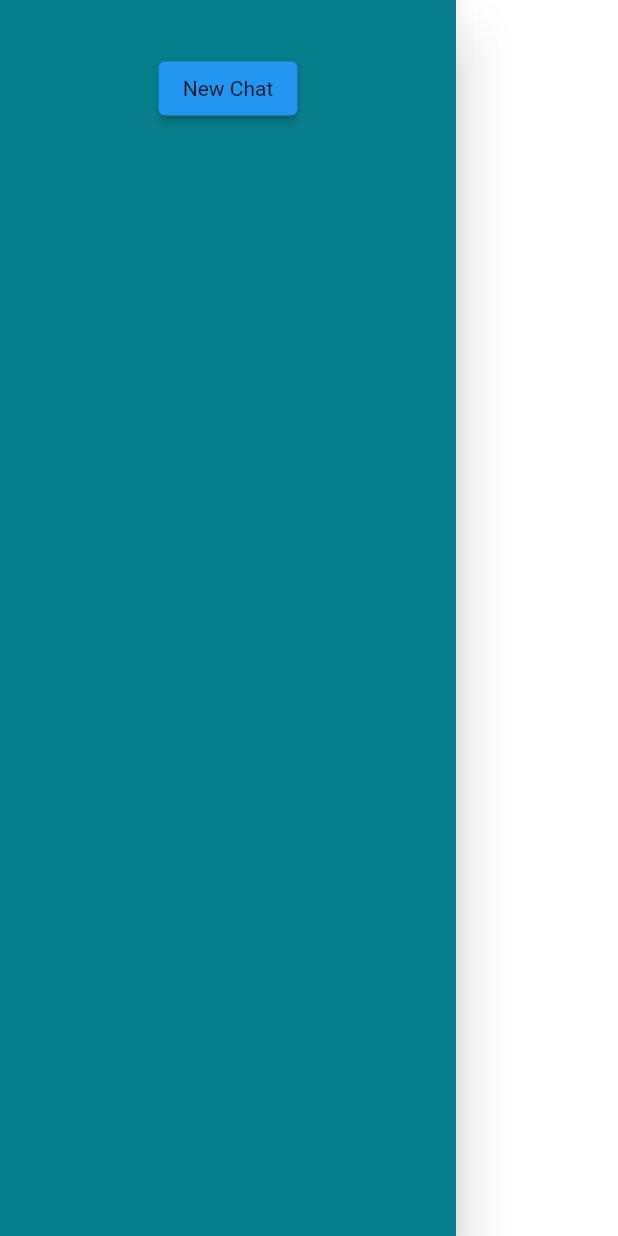
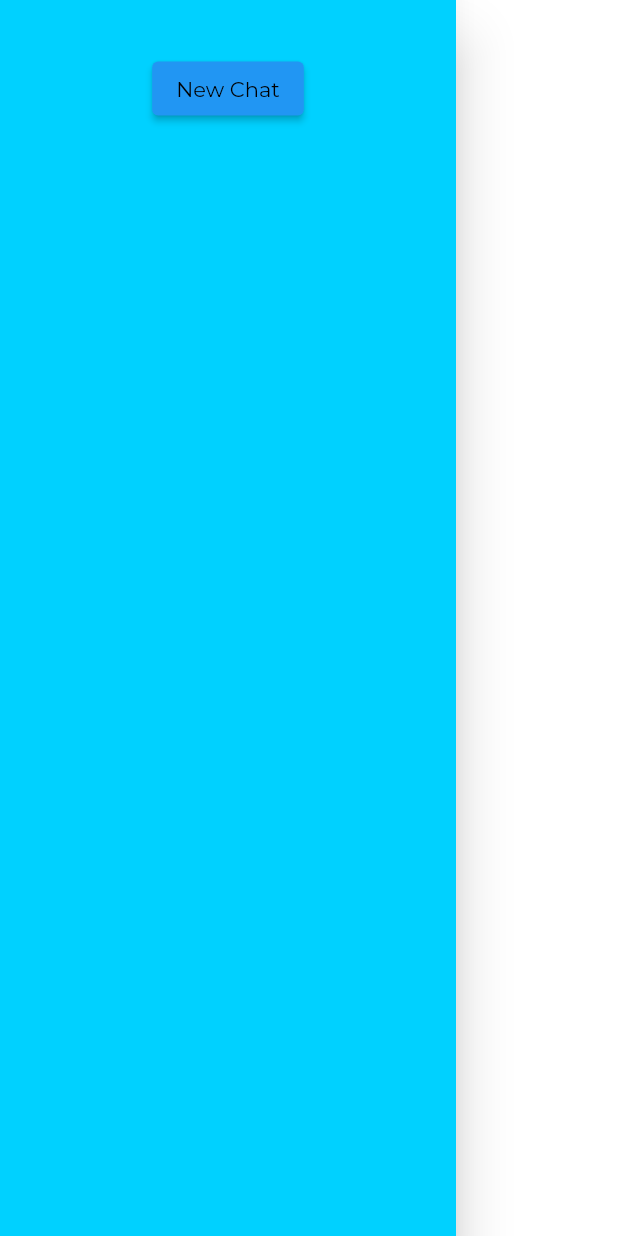
Before and after one commit to MeynSpain/flutter_ai_app, a Flutter app: the MyDrawerWithChats widget shown alone on an empty page, opened directly, on a phone screen of 412 x 824 dp. Run offline on Flutter 3.47's test engine with Material 2 defaults, Android fonts, the phone set to English and light mode, and no system bars; our stand-ins replace bloc, equatable, flutter_bloc, flutter_dotenv, flutter_markdown, flutter_svg and 3 more; missing offline and left inert: dart_openai, sqfentity, sqfentity_gen, talker_bloc_logger; accounts and stored records are empty; statements that could not run were skipped; project files that could hold a hidden picture were left out.

Commit message:
Добавил страницу с чатами

```diff
--- a/lib/core/router/router.dart
+++ b/lib/core/router/router.dart
@@ -1,6 +1,7 @@
-
 import 'package:flutter_ai/features/chat/view/chat_screen.dart';
+import 'package:flutter_ai/features/chat/view/chats_screen.dart';
 
 final routes = {
-  '/': (context) => ChatScreen(),
+  '/': (context) => ChatsScreen(),
+  '/chats': (context) => ChatScreen(),
 };
--- a/lib/core/theme/theme.dart
+++ b/lib/core/theme/theme.dart
@@ -22,14 +22,23 @@ final mainTheme = ThemeData(
         fontWeight: FontWeight.w600,
       ),
     ),
-    primaryColor: const Color.fromARGB(
-      255,
-      8,
-      126,
-      139,
+    primaryColor: Color(0xFF00D1FF),
+    textTheme: const TextTheme(
+      bodyLarge: TextStyle(
+        color: Colors.black,
+        fontFamily: 'Montserrat',
+        // fontStyle: FontStyle.normal,
+        fontSize: 18,
+        fontWeight: FontWeight.w500,
+      ),
+      bodyMedium: TextStyle(
+        color: Colors.black,
+        fontFamily: 'Montserrat',
+        fontStyle: FontStyle.normal,
+        fontSize: 14,
+      ),
     ),
     extensions: <ThemeExtension<dynamic>>[
-
       MessageInputContainer(
         boxDecoration: BoxDecoration(
           color: const Color(0xFFF2F3F5),
--- a/lib/features/chat/bloc/chat_event.dart
+++ b/lib/features/chat/bloc/chat_event.dart
@@ -16,7 +16,7 @@ class ChatGetMessagesEvent extends ChatEvent {}
 
 /// Переключение текущего чата
 class ChatSelectChatEvent extends ChatEvent {
-  final ChatName? chat;
+  final ChatDTO? chat;
 
   ChatSelectChatEvent({this.chat});
 }
--- a/lib/features/chat/bloc/chat_state.dart
+++ b/lib/features/chat/bloc/chat_state.dart
@@ -3,8 +3,8 @@ part of 'chat_bloc.dart';
 class ChatState extends Equatable {
   final List<Message> messages;
   final Status status;
-  final List<ChatName> chats;
-  final ChatName? selectedChat;
+  final List<ChatDTO> chats;
+  final ChatDTO? selectedChat;
 
   const ChatState._({
     required this.messages,
@@ -24,8 +24,8 @@ class ChatState extends Equatable {
 
   ChatState copyWith({
     List<Message>? messages,
-    List<ChatName>? chats,
-    ChatName? selectedChat,
+    List<ChatDTO>? chats,
+    ChatDTO? selectedChat,
     Status? status,
   }) {
     return ChatState._(
--- /dev/null
+++ b/lib/features/chat/model/dto/chat.dart
@@ -0,0 +1,26 @@
+import 'package:flutter_ai/features/chat/model/model.dart';
+
+class ChatDTO {
+  late ChatName _chatName;
+  String? _lastText;
+
+  ChatDTO({
+    required chatName,
+    lastText,
+  }) {
+    _chatName = chatName;
+    _lastText = lastText;
+  }
+
+  String? get lastText => _lastText;
+
+  ChatName get chatName => _chatName;
+
+  set lastText(String? value) {
+    _lastText = value;
+  }
+
+  set chatName(ChatName value) {
+    _chatName = value;
+  }
+}
--- a/lib/features/chat/model/model.dart
+++ b/lib/features/chat/model/model.dart
@@ -1,2 +1,3 @@
 export 'message.dart';
 export 'table_chat_gpt.dart';
+export 'dto/chat.dart';
--- a/lib/features/chat/view/chat_screen.dart
+++ b/lib/features/chat/view/chat_screen.dart
@@ -39,10 +39,10 @@ class _ChatScreenState extends State<ChatScreen> {
       builder: (context, state) {
         String? chatName;
         if (state.selectedChat != null) {
-          int indexOf = state.selectedChat!.name!.indexOf('.');
+          int indexOf = state.selectedChat!.chatName.name!.indexOf('.');
 
           chatName = // Чтобы самый новый чат был сверху
-              state.selectedChat!.name!.substring(indexOf + 1);
+              state.selectedChat!.chatName.name!.substring(indexOf + 1);
         }
         return Scaffold(
           appBar: AppBar(
@@ -50,7 +50,7 @@ class _ChatScreenState extends State<ChatScreen> {
             bottom: PreferredSize(
               preferredSize: Size.fromHeight(4),
               child: Container(
-                color: Color(0xFF00D1FF),
+                color: theme.primaryColor,
                 height: 2,
               ),
             ),
--- a/lib/features/chat/widgets/chat_widget.dart
+++ b/lib/features/chat/widgets/chat_widget.dart
@@ -51,10 +51,6 @@ class _ChatWidgetState extends State<ChatWidget> {
                     final bool isUser = state.messages[index].role ==
                         OpenAIChatMessageRole.user;
                     return Container(
-                      // margin: EdgeInsets.all(10),
-                      // decoration: BoxDecoration(
-                      //   color: Colors.red
-                      // ),
                       child: Stack(
                         children: [
                           Container(
--- a/lib/features/chat/widgets/my_drawer_with_chats.dart
+++ b/lib/features/chat/widgets/my_drawer_with_chats.dart
@@ -67,10 +67,10 @@ class MyDrawerWithChats extends StatelessWidget {
                     // reverse: true,
                     itemCount: state.chats.length,
                     itemBuilder: (context, index) {
-                      int indexOf = state.chats[index].name!.indexOf('.');
+                      int indexOf = state.chats[index].chatName.name!.indexOf('.');
 
                       String chatName = // Чтобы самый новый чат был сверху
-                          state.chats[state.chats.length - (index + 1)].name!
+                          state.chats[state.chats.length - (index + 1)].chatName.name!
                               .substring(indexOf + 1);
 
                       return ListTile(
```
Also changed, not shown: lib/core/chats/gpt/repository/message_repository.dart (+25 -12 lines), lib/core/chats/gpt/services/chat_gpt_service.dart (+20 -2 lines), lib/features/chat/bloc/chat_bloc.dart (+22 -12 lines), lib/features/chat/view/chats_screen.dart (added, +142 -0 lines).
